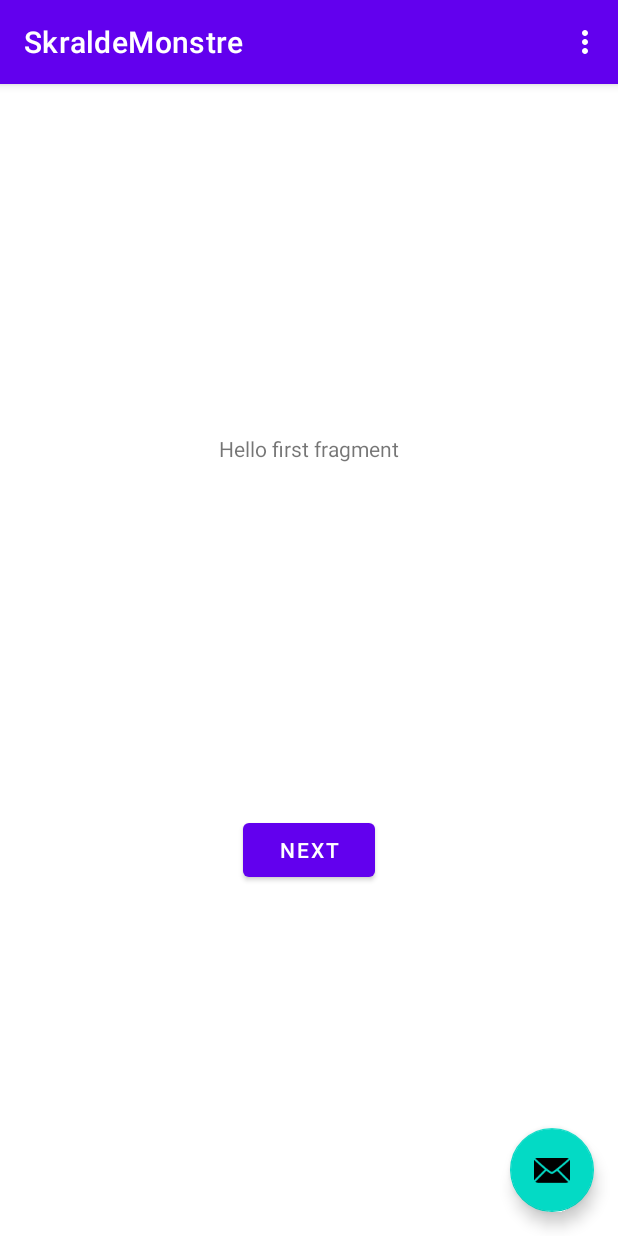
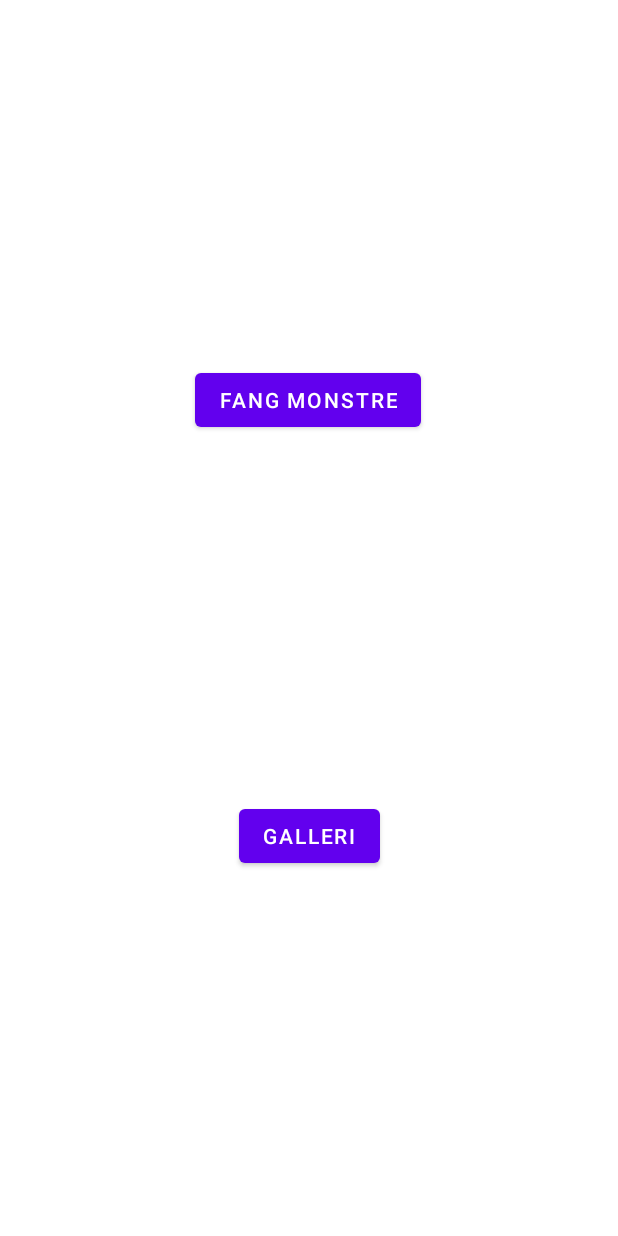
Before and after one commit to JohannesOvergaard/PlayableMedia, an Android app: the screen it shows after launch (MainActivity), on a phone screen of 412 x 824 dp. Run offline under Robolectric (Android 15) with nearby library versions, the phone set to English and light mode, and no system bars.

Commit message:
App setup

```diff
--- a/app/src/main/java/com/example/skraldemonstre/MainActivity.java
+++ b/app/src/main/java/com/example/skraldemonstre/MainActivity.java
@@ -19,38 +19,6 @@ public class MainActivity extends AppCompatActivity {
     protected void onCreate(Bundle savedInstanceState) {
         super.onCreate(savedInstanceState);
         setContentView(R.layout.activity_main);
-        Toolbar toolbar = findViewById(R.id.toolbar);
-        setSupportActionBar(toolbar);
-
-        FloatingActionButton fab = findViewById(R.id.fab);
-        fab.setOnClickListener(new View.OnClickListener() {
-            @Override
-            public void onClick(View view) {
-                Snackbar.make(view, "Replace with your own action", Snackbar.LENGTH_LONG)
-                        .setAction("Action", null).show();
-            }
-        });
     }
 
-    @Override
-    public boolean onCreateOptionsMenu(Menu menu) {
-        // Inflate the menu; this adds items to the action bar if it is present.
-        getMenuInflater().inflate(R.menu.menu_main, menu);
-        return true;
-    }
-
-    @Override
-    public boolean onOptionsItemSelected(MenuItem item) {
-        // Handle action bar item clicks here. The action bar will
-        // automatically handle clicks on the Home/Up button, so long
-        // as you specify a parent activity in AndroidManifest.xml.
-        int id = item.getItemId();
-
-        //noinspection SimplifiableIfStatement
-        if (id == R.id.action_settings) {
-            return true;
-        }
-
-        return super.onOptionsItemSelected(item);
-    }
 }
--- a/app/src/main/java/com/example/skraldemonstre/FirstFragment.java
+++ b/app/src/main/java/com/example/skraldemonstre/StartFragment.java
@@ -9,7 +9,7 @@ import androidx.annotation.NonNull;
 import androidx.fragment.app.Fragment;
 import androidx.navigation.fragment.NavHostFragment;
 
-public class FirstFragment extends Fragment {
+public class StartFragment extends Fragment {
 
     @Override
     public View onCreateView(
@@ -17,17 +17,25 @@ public class FirstFragment extends Fragment {
             Bundle savedInstanceState
     ) {
         // Inflate the layout for this fragment
-        return inflater.inflate(R.layout.fragment_first, container, false);
+        return inflater.inflate(R.layout.fragment_start_screen, container, false);
     }
 
     public void onViewCreated(@NonNull View view, Bundle savedInstanceState) {
         super.onViewCreated(view, savedInstanceState);
 
-        view.findViewById(R.id.button_first).setOnClickListener(new View.OnClickListener() {
+        view.findViewById(R.id.button_fang_monstre).setOnClickListener(new View.OnClickListener() {
             @Override
             public void onClick(View view) {
-                NavHostFragment.findNavController(FirstFragment.this)
-                        .navigate(R.id.action_FirstFragment_to_SecondFragment);
+                NavHostFragment.findNavController(StartFragment.this)
+                        .navigate(R.id.action_StartFragment_to_FangMonstreFragment);
+            }
+        });
+
+        view.findViewById(R.id.button_galleri).setOnClickListener(new View.OnClickListener() {
+            @Override
+            public void onClick(View view) {
+                NavHostFragment.findNavController(StartFragment.this)
+                        .navigate(R.id.action_StartFragment_to_GalleriFragment);
             }
         });
     }
--- a/app/src/main/res/layout/activity_main.xml
+++ b/app/src/main/res/layout/activity_main.xml
@@ -6,28 +6,6 @@
     android:layout_height="match_parent"
     tools:context=".MainActivity">
 
-    <com.google.android.material.appbar.AppBarLayout
-        android:layout_width="match_parent"
-        android:layout_height="wrap_content"
-        android:theme="@style/Theme.SkraldeMonstre.AppBarOverlay">
-
-        <androidx.appcompat.widget.Toolbar
-            android:id="@+id/toolbar"
-            android:layout_width="match_parent"
-            android:layout_height="?attr/actionBarSize"
-            android:background="?attr/colorPrimary"
-            app:popupTheme="@style/Theme.SkraldeMonstre.PopupOverlay" />
-
-    </com.google.android.material.appbar.AppBarLayout>
-
     <include layout="@layout/content_main" />
 
-    <com.google.android.material.floatingactionbutton.FloatingActionButton
-        android:id="@+id/fab"
-        android:layout_width="wrap_content"
-        android:layout_height="wrap_content"
-        android:layout_gravity="bottom|end"
-        android:layout_margin="@dimen/fab_margin"
-        app:srcCompat="@android:drawable/ic_dialog_email" />
-
 </androidx.coordinatorlayout.widget.CoordinatorLayout>
--- a/app/src/main/res/layout/fragment_first.xml
+++ b/app/src/main/res/layout/fragment_start_screen.xml
@@ -4,25 +4,34 @@
     xmlns:tools="http://schemas.android.com/tools"
     android:layout_width="match_parent"
     android:layout_height="match_parent"
-    tools:context=".FirstFragment">
+    tools:context=".StartFragment">
 
-    <TextView
-        android:id="@+id/textview_first"
+    <ImageView
         android:layout_width="wrap_content"
         android:layout_height="wrap_content"
-        android:text="@string/hello_first_fragment"
-        app:layout_constraintBottom_toTopOf="@id/button_first"
         app:layout_constraintEnd_toEndOf="parent"
+        app:layout_constraintStart_toStartOf="parent"
+        app:layout_constraintBottom_toTopOf="@+id/button_fang_monstre"/>
+
+    <Button
+        android:id="@+id/button_fang_monstre"
+        android:layout_width="wrap_content"
+        android:layout_height="wrap_content"
+        android:text="@string/fang_monstre"
+        app:layout_constraintBottom_toTopOf="@id/button_galleri"
+        app:layout_constraintEnd_toEndOf="parent"
+        app:layout_constraintHorizontal_bias="0.498"
         app:layout_constraintStart_toStartOf="parent"
         app:layout_constraintTop_toTopOf="parent" />
 
     <Button
-        android:id="@+id/button_first"
+        android:id="@+id/button_galleri"
         android:layout_width="wrap_content"
         android:layout_height="wrap_content"
-        android:text="@string/next"
+        android:text="@string/galleri"
         app:layout_constraintBottom_toBottomOf="parent"
         app:layout_constraintEnd_toEndOf="parent"
         app:layout_constraintStart_toStartOf="parent"
-        app:layout_constraintTop_toBottomOf="@id/textview_first" />
+        app:layout_constraintTop_toBottomOf="@id/button_fang_monstre" />
+
 </androidx.constraintlayout.widget.ConstraintLayout>
--- a/app/src/main/res/navigation/nav_graph.xml
+++ b/app/src/main/res/navigation/nav_graph.xml
@@ -3,26 +3,40 @@
     xmlns:app="http://schemas.android.com/apk/res-auto"
     xmlns:tools="http://schemas.android.com/tools"
     android:id="@+id/nav_graph"
-    app:startDestination="@id/FirstFragment">
+    app:startDestination="@id/StartFragment">
+
 
     <fragment
-        android:id="@+id/FirstFragment"
-        android:name="com.example.skraldemonstre.FirstFragment"
-        android:label="@string/first_fragment_label"
-        tools:layout="@layout/fragment_first">
-
+        android:id="@+id/StartFragment"
+        android:name="com.example.skraldemonstre.StartFragment"
+        android:label="@string/start_fragment_label"
+        tools:layout="@layout/fragment_start_screen">
+        <!--Start -> Fang Monstre -->
         <action
-            android:id="@+id/action_FirstFragment_to_SecondFragment"
-            app:destination="@id/SecondFragment" />
+            android:id="@+id/action_StartFragment_to_FangMonstreFragment"
+            app:destination="@id/FangMonstreFragment" />
+        <!--Start -> Galleri -->
+        <action
+            android:id="@+id/action_StartFragment_to_GalleriFragment"
+            app:destination="@id/galleriFragment" />
     </fragment>
     <fragment
-        android:id="@+id/SecondFragment"
-        android:name="com.example.skraldemonstre.SecondFragment"
-        android:label="@string/second_fragment_label"
-        tools:layout="@layout/fragment_second">
-
+        android:id="@+id/FangMonstreFragment"
+        android:name="com.example.skraldemonstre.FangMonstreFragment"
+        android:label="@string/fang_monstre_fragment_label"
+        tools:layout="@layout/fragment_fang_monstre">
+        <!--Fang Monstre -> Start -->
         <action
-            android:id="@+id/action_SecondFragment_to_FirstFragment"
-            app:destination="@id/FirstFragment" />
+            android:id="@+id/action_FangMonstreFragment_to_StartFragment"
+            app:destination="@id/StartFragment" />
+    </fragment>
+    <fragment
+        android:id="@+id/galleriFragment"
+        android:name="com.example.skraldemonstre.GalleriFragment"
+        android:label="@string/galleri_fragment_label" >
+        <!--Galleri -> Start-->
+        <action
+            android:id="@+id/action_GalleriFragment_to_StartFragment"
+            app:destination="@id/StartFragment" />
     </fragment>
 </navigation>
--- a/app/src/main/res/values/strings.xml
+++ b/app/src/main/res/values/strings.xml
@@ -2,11 +2,11 @@
     <string name="app_name">SkraldeMonstre</string>
     <string name="action_settings">Settings</string>
     <!-- Strings used for fragments for navigation -->
-    <string name="first_fragment_label">First Fragment</string>
-    <string name="second_fragment_label">Second Fragment</string>
-    <string name="next">Next</string>
-    <string name="previous">Previous</string>
+    <string name="start_fragment_label">Start Fragment</string>
+    <string name="fang_monstre_fragment_label">Fang Monstre Fragment</string>
+    <string name="galleri_fragment_label">Galleri Fragment</string>
+    <string name="fang_monstre">Fang Monstre</string>
+    <string name="galleri">Galleri</string>
+    <string name="back">Tilbage</string>
 
-    <string name="hello_first_fragment">Hello first fragment</string>
-    <string name="hello_second_fragment">Hello second fragment. Arg: %1$s</string>
 </resources>
```
Also changed, not shown: app/src/main/java/com/example/skraldemonstre/FangMonstreFragment.java (renamed from app/src/main/java/com/example/skraldemonstre/SecondFragment.java, +5 -5 lines), app/src/main/java/com/example/skraldemonstre/GalleriFragment.java (added, +34 -0 lines), app/src/main/res/layout/fragment_fang_monstre.xml (renamed from app/src/main/res/layout/fragment_second.xml, +4 -4 lines), app/src/main/res/layout/fragment_galleri.xml (added, +18 -0 lines).
